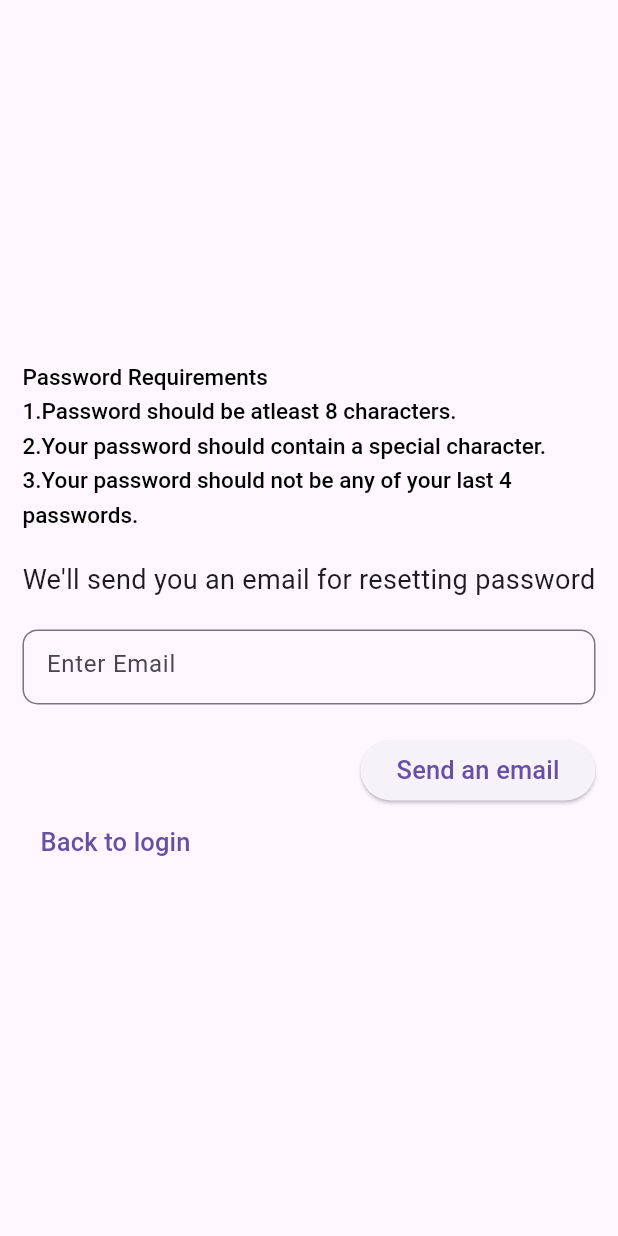
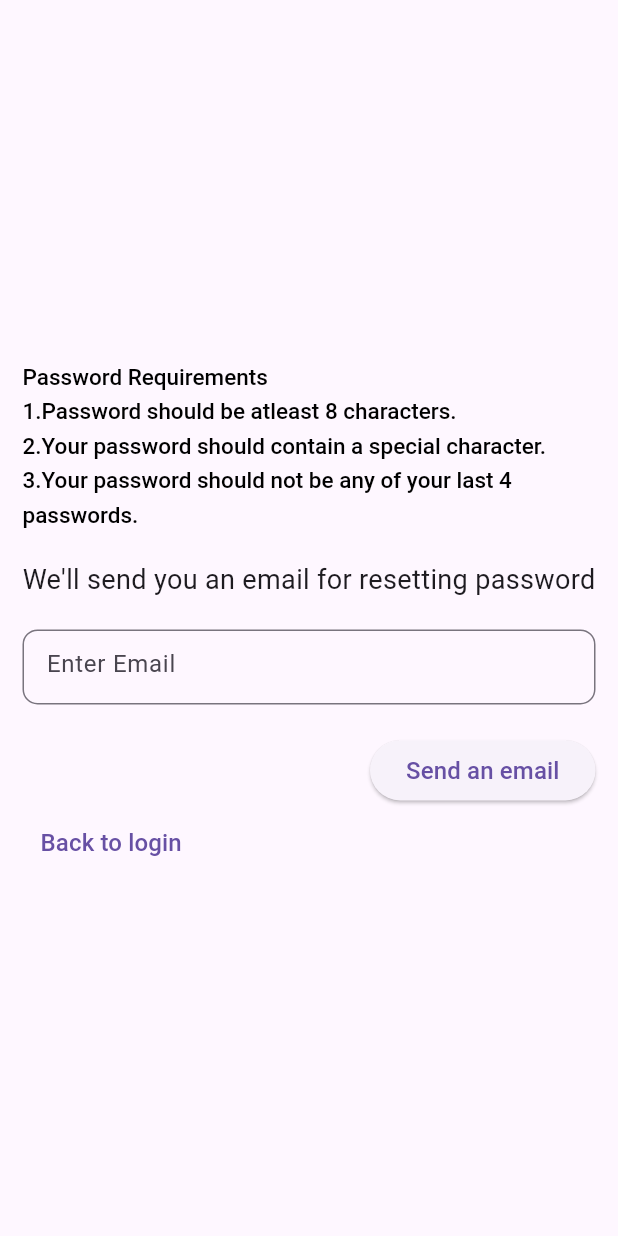
Before and after one commit to TalhaIL/HouseRent, a Flutter app: the ForgotPasswordScreen screen opened by its route, on a phone screen of 412 x 824 dp. Run offline on Flutter 3.47's test engine with Material 2 defaults, Android fonts, the phone set to English and light mode, and no system bars; our stand-ins replace get.

Commit message:
Changed Font Size

```diff
--- a/lib/Views/forgot_password_screen.dart
+++ b/lib/Views/forgot_password_screen.dart
@@ -57,7 +57,7 @@ class ForgotPasswordScreen extends StatelessWidget {
                     onPressed: () {},
                     child: const Text(
                       'Send an email',
-                      style: TextStyle(fontSize: 17),
+                      style: TextStyle(fontSize: 16),
                     ),
                   ),
                 ],
@@ -71,7 +71,7 @@ class ForgotPasswordScreen extends StatelessWidget {
                     },
                     child: const Text(
                       'Back to login',
-                      style: TextStyle(fontSize: 17),
+                      style: TextStyle(fontSize: 16),
                     ),
                   ),
                 ],
```
